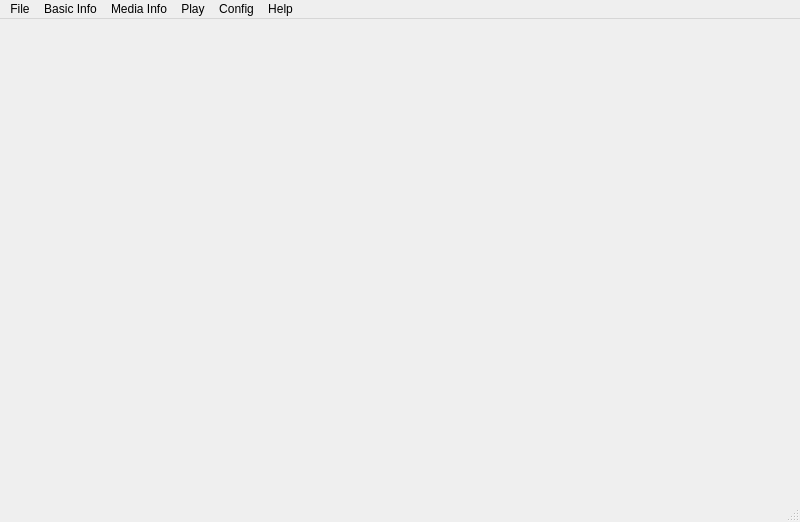
Old version of the form mainwindow.ui in the repository SunStorm2018/media-debuger.
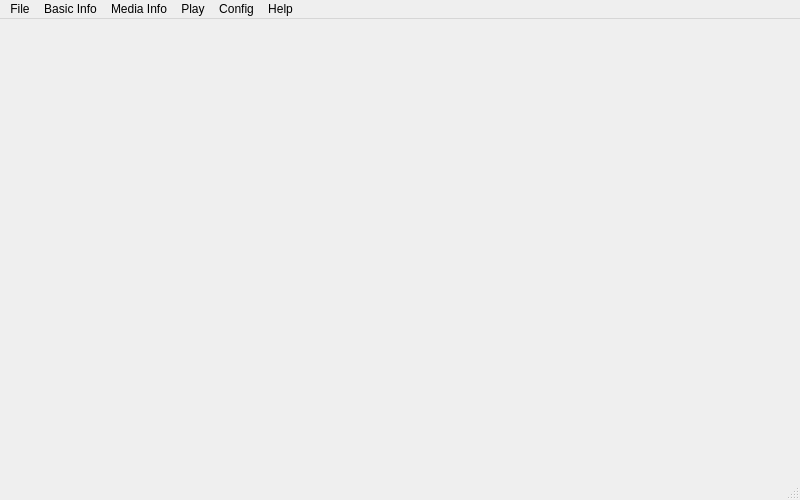
New version of the form.

```diff
--- a/mainwindow.ui
+++ b/mainwindow.ui
@@ -7,7 +7,7 @@
     <x>0</x>
     <y>0</y>
     <width>800</width>
-    <height>522</height>
+    <height>500</height>
    </rect>
   </property>
   <property name="windowTitle">
```
Left out of the diff: 56 changed lines with no effect on the pictures.
